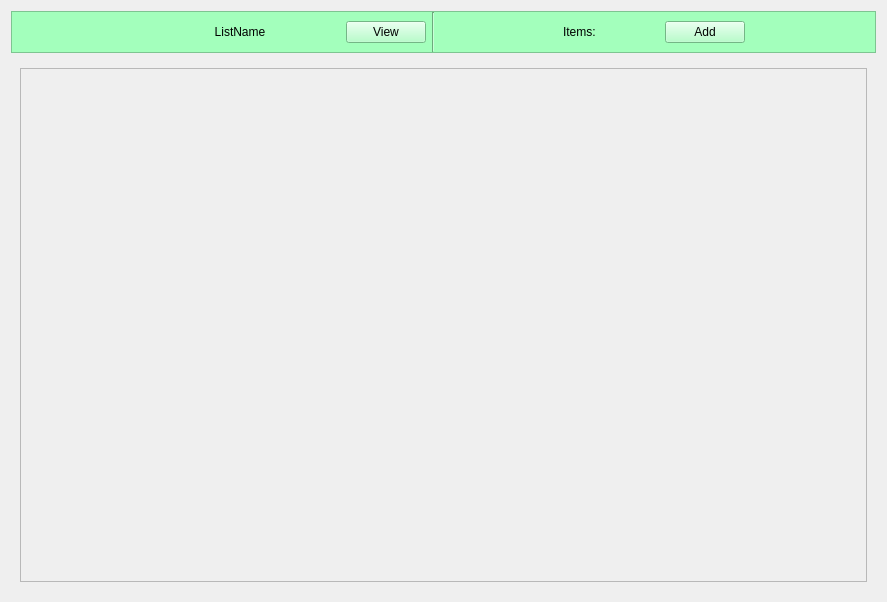
First picture: the form in src/Client/View/MainPage/Product/ProductsSubPage/ProductsSubPage.ui, repository iodream/Spend-Note, before the edit.
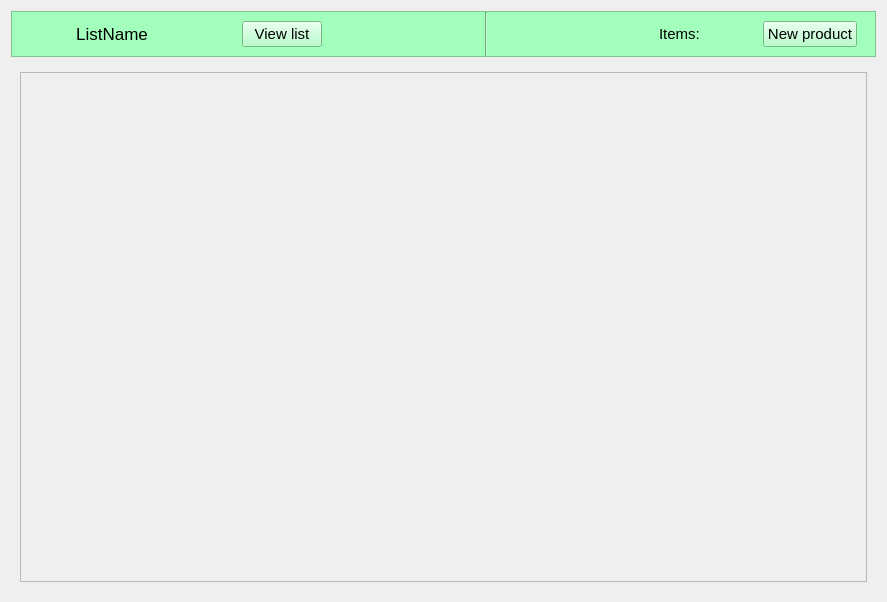
Second picture: the form after the edit. Icons and pictures are not drawn.

```diff
--- a/src/Client/View/MainPage/Product/ProductsSubPage/ProductsSubPage.ui
+++ b/src/Client/View/MainPage/Product/ProductsSubPage/ProductsSubPage.ui
@@ -44,22 +44,6 @@
       <property name="bottomMargin">
        <number>0</number>
       </property>
-      <item>
-       <spacer name="horizontalSpacer">
-        <property name="orientation">
-         <enum>Qt::Horizontal</enum>
-        </property>
-        <property name="sizeType">
-         <enum>QSizePolicy::Expanding</enum>
-        </property>
-        <property name="sizeHint" stdset="0">
-         <size>
-          <width>40</width>
-          <height>20</height>
-         </size>
-        </property>
-       </spacer>
-      </item>
       <item>
        <widget class="QWidget" name="NameHolder" native="true">
         <property name="minimumSize">
@@ -89,6 +73,11 @@
              <height>16777215</height>
             </size>
            </property>
+           <property name="font">
+            <font>
+             <pointsize>13</pointsize>
+            </font>
+           </property>
            <property name="styleSheet">
             <string notr="true">color: black;</string>
            </property>
@@ -100,16 +89,47 @@
            </property>
           </widget>
          </item>
+         <item>
+          <spacer name="horizontalSpacer">
+           <property name="orientation">
+            <enum>Qt::Horizontal</enum>
+           </property>
+           <property name="sizeHint" stdset="0">
+            <size>
+             <width>40</width>
+             <height>20</height>
+            </size>
+           </property>
+          </spacer>
+         </item>
         </layout>
        </widget>
       </item>
       <item>
        <widget class="QPushButton" name="ViewList">
+        <property name="font">
+         <font>
+          <pointsize>11</pointsize>
+         </font>
+        </property>
         <property name="text">
-         <string>View</string>
+         <string>View list</string>
         </property>
        </widget>
       </item>
+      <item>
+       <spacer name="horizontalSpacer_3">
+        <property name="orientation">
+         <enum>Qt::Horizontal</enum>
+        </property>
+        <property name="sizeHint" stdset="0">
+         <size>
+          <width>40</width>
+          <height>20</height>
+         </size>
+        </property>
+       </spacer>
+      </item>
       <item>
        <widget class="Line" name="line">
         <property name="orientation">
@@ -118,13 +138,13 @@
        </widget>
       </item>
       <item>
-       <spacer name="horizontalSpacer_4">
+       <spacer name="horizontalSpacer_2">
         <property name="orientation">
          <enum>Qt::Horizontal</enum>
         </property>
         <property name="sizeHint" stdset="0">
          <size>
-          <width>26</width>
+          <width>40</width>
           <height>20</height>
          </size>
         </property>
@@ -141,6 +161,11 @@
         <layout class="QHBoxLayout" name="horizontalLayout_3">
          <item>
           <widget class="QLabel" name="label">
+           <property name="font">
+            <font>
+             <pointsize>11</pointsize>
+            </font>
+           </property>
            <property name="text">
             <string>Items:</string>
            </property>
@@ -159,6 +184,19 @@
            </property>
           </widget>
          </item>
+         <item>
+          <spacer name="horizontalSpacer_4">
+           <property name="orientation">
+            <enum>Qt::Horizontal</enum>
+           </property>
+           <property name="sizeHint" stdset="0">
+            <size>
+             <width>26</width>
+             <height>20</height>
+            </size>
+           </property>
+          </spacer>
+         </item>
          <item>
           <widget class="QPushButton" name="AddItemButton">
            <property name="minimumSize">
@@ -167,27 +205,23 @@
              <height>0</height>
             </size>
            </property>
+           <property name="font">
+            <font>
+             <pointsize>11</pointsize>
+            </font>
+           </property>
            <property name="text">
-            <string>Add</string>
+            <string>New product</string>
+           </property>
+           <property name="icon">
+            <iconset resource="../../../../resources.qrc">
+             <normaloff>:/Icons/Icons/add.png</normaloff>:/Icons/Icons/add.png</iconset>
            </property>
           </widget>
          </item>
         </layout>
        </widget>
       </item>
-      <item>
-       <spacer name="horizontalSpacer_2">
-        <property name="orientation">
-         <enum>Qt::Horizontal</enum>
-        </property>
-        <property name="sizeHint" stdset="0">
-         <size>
-          <width>40</width>
-          <height>20</height>
-         </size>
-        </property>
-       </spacer>
-      </item>
      </layout>
     </widget>
    </item>
@@ -209,7 +243,7 @@
             <x>0</x>
             <y>0</y>
             <width>849</width>
-            <height>513</height>
+            <height>509</height>
            </rect>
           </property>
           <layout class="QVBoxLayout" name="ItemsLayout">
```
Left out of the diff: 4 changed lines with no effect on the pictures.
